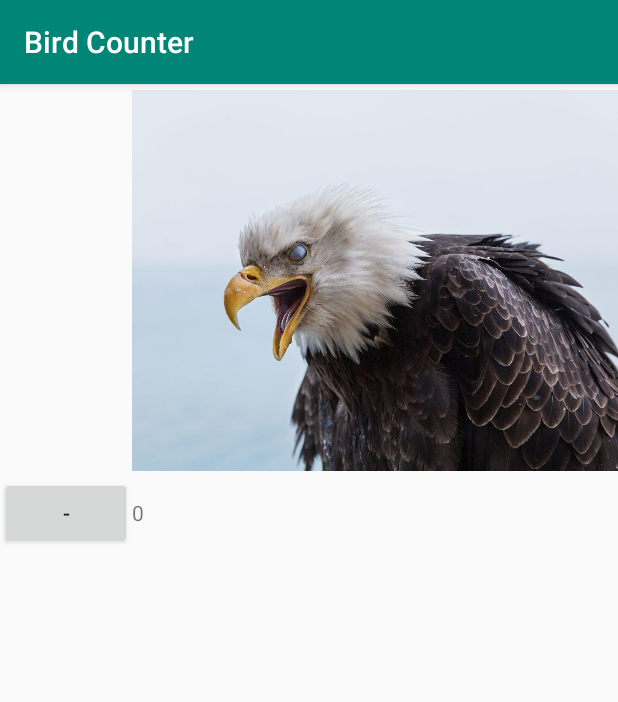
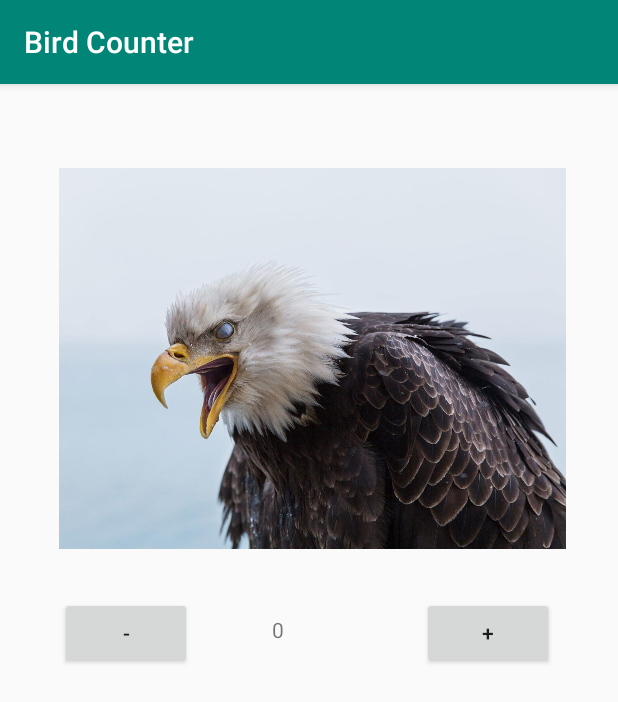
Before and after one commit to mpatterson16/BirdCounter, an Android app: the screen it shows after launch (MainActivity), on a phone screen of 412 x 824 dp. Shown: the top 702 px of the screen. Run offline under Robolectric (Android 15) with nearby library versions, the phone set to English and light mode, and no system bars.

Commit message:
layout fix

```diff
--- a/app/src/main/res/layout/activity_main.xml
+++ b/app/src/main/res/layout/activity_main.xml
@@ -8,59 +8,60 @@
     tools:context=".MainActivity">
 
     <ScrollView
-        android:layout_width="421dp"
-        android:layout_height="462dp"
-        tools:layout_editor_absoluteX="-5dp"
-        tools:layout_editor_absoluteY="-1dp"/>
+        android:layout_width="416dp"
+        android:layout_height="1029dp"
+        android:fillViewport="true"
+        app:layout_constraintStart_toStartOf="parent"
+        app:layout_constraintTop_toTopOf="parent">
 
-    <TableLayout
-        android:layout_width="match_parent"
-        android:layout_height="match_parent">
-
-        <TableRow
+        <androidx.constraintlayout.widget.ConstraintLayout
             android:layout_width="match_parent"
-            android:layout_height="match_parent" >
+            android:layout_height="wrap_content">
 
             <ImageView
                 android:id="@+id/imageView"
                 android:layout_width="338dp"
                 android:layout_height="262dp"
-                app:srcCompat="@drawable/screamingeagle"
-                android:layout_column="1"/>
-        </TableRow>
+                android:layout_column="1"
+                android:layout_marginTop="52dp"
+                app:layout_constraintEnd_toEndOf="parent"
+                app:layout_constraintStart_toStartOf="parent"
+                app:layout_constraintTop_toTopOf="parent"
+                app:srcCompat="@drawable/screamingeagle" />
 
-        <TableRow
-            android:layout_width="match_parent"
-            android:layout_height="match_parent">
+            <Button
+                android:id="@+id/eaglePlusButton"
+                android:layout_width="wrap_content"
+                android:layout_height="wrap_content"
+                android:layout_marginTop="28dp"
+                android:text="+"
+                app:layout_constraintEnd_toEndOf="parent"
+                app:layout_constraintStart_toEndOf="@+id/eagleNumber"
+                app:layout_constraintTop_toBottomOf="@+id/imageView" />
 
             <Button
                 android:id="@+id/eagleMinusButton"
                 android:layout_width="wrap_content"
                 android:layout_height="wrap_content"
                 android:layout_column="0"
+                android:layout_marginTop="28dp"
                 android:width="0px"
-                android:text="-" />
+                android:text="-"
+                app:layout_constraintEnd_toStartOf="@+id/eagleNumber"
+                app:layout_constraintHorizontal_bias="0.428"
+                app:layout_constraintStart_toStartOf="parent"
+                app:layout_constraintTop_toBottomOf="@+id/imageView" />
 
             <TextView
                 android:id="@+id/eagleNumber"
-                android:layout_width="58dp"
-                android:layout_height="35dp"
-                android:text="0" />
-
-            <Button
-                android:id="@+id/eaglePlusButton"
-                android:layout_width="wrap_content"
-                android:layout_height="wrap_content"
-                android:text="+" />
-        </TableRow>
-
-        <TableRow
-            android:layout_width="match_parent"
-            android:layout_height="match_parent" />
-
-        <TableRow
-            android:layout_width="match_parent"
-            android:layout_height="match_parent" />
-    </TableLayout>
+                android:layout_width="53dp"
+                android:layout_height="37dp"
+                android:layout_marginTop="40dp"
+                android:text="0"
+                app:layout_constraintEnd_toEndOf="parent"
+                app:layout_constraintStart_toStartOf="parent"
+                app:layout_constraintTop_toBottomOf="@+id/imageView" />
+        </androidx.constraintlayout.widget.ConstraintLayout>
+    </ScrollView>
 
 </androidx.constraintlayout.widget.ConstraintLayout>
```
